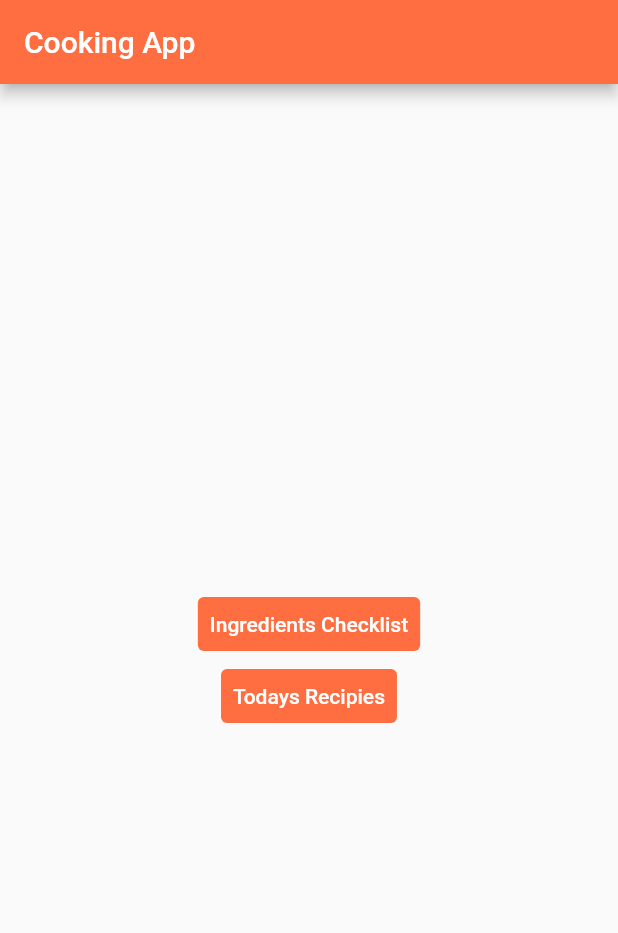
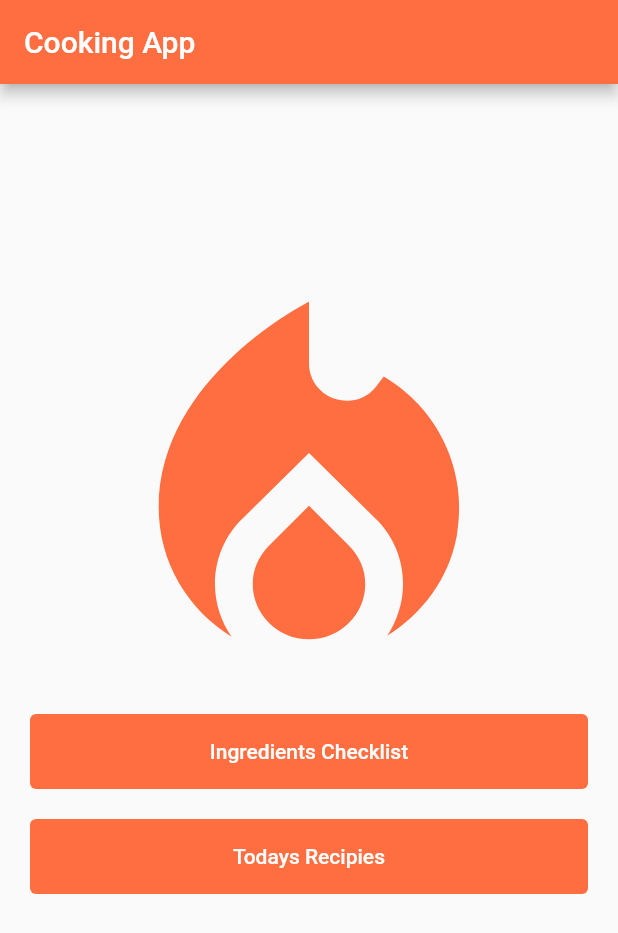
Before and after one commit to skipperuzumaki/recipe_app, a Flutter app: the screen it shows after launch, on a phone screen of 412 x 824 dp. Shown: the top 933 px of the screen. Run offline on Flutter 3.47's test engine with Material 2 defaults, Android fonts, the phone set to English and light mode, and no system bars; our stand-ins replace shared_preferences.

Commit message:
better homepage

```diff
--- a/lib/Home.dart
+++ b/lib/Home.dart
@@ -1,3 +1,4 @@
+import 'package:flutter/cupertino.dart';
 import 'package:flutter/material.dart';
 import 'package:intl/intl.dart';
 import 'package:recipe_app/DailyPage.dart';
@@ -15,7 +16,7 @@ class HomeApp extends StatelessWidget {
       var lastCheck = DatabaseService.prefs!.getInt('lastCheck');
       if (lastCheck == null || day == 'Sunday'){
         var timestamp = DateTime.now().millisecondsSinceEpoch;
-        bool pursue = lastCheck == null ? true: timestamp - lastCheck > 100000000;
+        bool pursue = lastCheck == null ? true: (timestamp - lastCheck) > 100000000;
         if (pursue){
           DatabaseService.generateWeeklyRecipes();
           var ings = DatabaseService.getConsolidatedWeeklyIngredients();
@@ -34,8 +35,10 @@ class HomeApp extends StatelessWidget {
         padding: EdgeInsets.all(20),
         child: Center(
           child: Column(
-            mainAxisAlignment: MainAxisAlignment.center,
+            mainAxisAlignment: MainAxisAlignment.start,
             children: [
+              SizedBox(height: 100,),
+              Icon(Icons.local_fire_department_sharp, color: Colors.deepOrangeAccent, size: 300,),
               TextButton(onPressed: (){
                 Navigator.push(
                   context,
@@ -43,7 +46,8 @@ class HomeApp extends StatelessWidget {
                     builder: (context) => new IngredientChecklist(),
                   ),
                 );
-              }, child: Text("Ingredients Checklist"), style: TextButton.styleFrom(primary: Colors.white, backgroundColor: Colors.deepOrangeAccent),),
+              }, child: Text("Ingredients Checklist"), style: TextButton.styleFrom(primary: Colors.white, backgroundColor: Colors.deepOrangeAccent, minimumSize: Size(400, 50)),),
+              SizedBox(height: 20,),
               TextButton(onPressed: (){
                 Navigator.push(
                   context,
@@ -51,7 +55,7 @@ class HomeApp extends StatelessWidget {
                     builder: (context) => new DailyMeals(day: day,),
                   ),
                 );
-              }, child: Text("Todays Recipies"), style: TextButton.styleFrom(primary: Colors.white, backgroundColor: Colors.deepOrangeAccent),),
+              }, child: Text("Todays Recipies"), style: TextButton.styleFrom(primary: Colors.white, backgroundColor: Colors.deepOrangeAccent, minimumSize: Size(400, 50)),),
             ],
           ),
         ),
```
